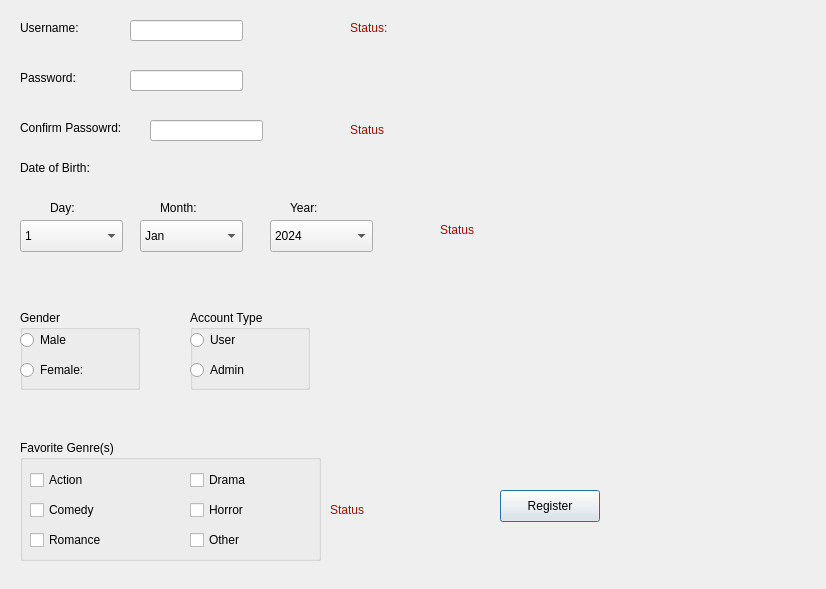
Before: the Qt Designer form registerwindow.ui in Kareem-Rashed/LAB-ASSIGNMENT-, drawn with Qt 5.
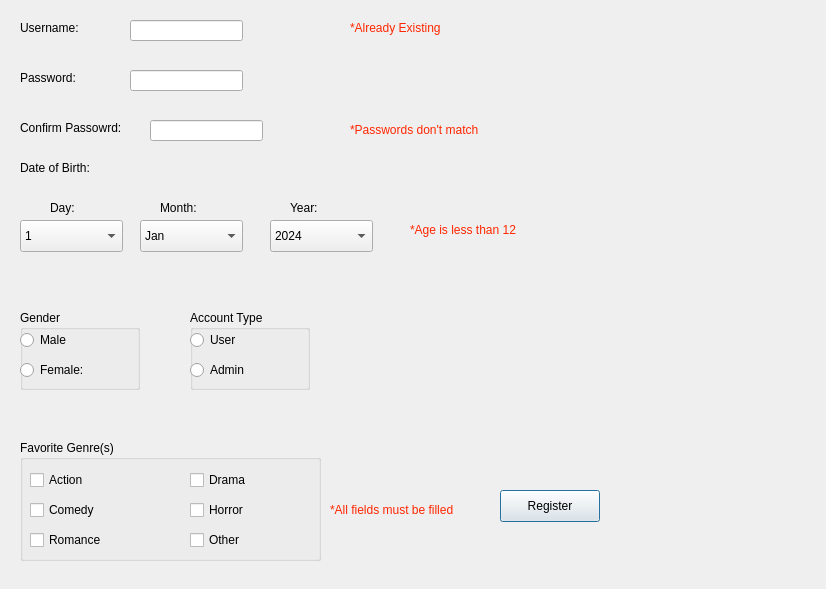
After: the same form once the commit is applied.

```diff
--- a/registerwindow.ui
+++ b/registerwindow.ui
@@ -93,12 +93,12 @@
     <rect>
      <x>350</x>
      <y>20</y>
-     <width>71</width>
+     <width>171</width>
      <height>16</height>
     </rect>
    </property>
    <property name="text">
-    <string>&lt;html&gt;&lt;head/&gt;&lt;body&gt;&lt;p&gt;&lt;span style=&quot; color:#941100;&quot;&gt;Status:&lt;/span&gt;&lt;/p&gt;&lt;/body&gt;&lt;/html&gt;</string>
+    <string>&lt;html&gt;&lt;head/&gt;&lt;body&gt;&lt;p&gt;&lt;span style=&quot; color:#ff2600;&quot;&gt;*Already Existing&lt;/span&gt;&lt;/p&gt;&lt;/body&gt;&lt;/html&gt;</string>
    </property>
   </widget>
   <widget class="QLabel" name="PasswordStatus">
@@ -106,12 +106,12 @@
     <rect>
      <x>350</x>
      <y>120</y>
-     <width>81</width>
+     <width>201</width>
      <height>20</height>
     </rect>
    </property>
    <property name="text">
-    <string>&lt;html&gt;&lt;head/&gt;&lt;body&gt;&lt;p&gt;&lt;span style=&quot; color:#941100;&quot;&gt;Status&lt;/span&gt;&lt;/p&gt;&lt;/body&gt;&lt;/html&gt;</string>
+    <string>&lt;html&gt;&lt;head/&gt;&lt;body&gt;&lt;p&gt;&lt;span style=&quot; color:#ff2600;&quot;&gt;*Passwords don't match&lt;/span&gt;&lt;/p&gt;&lt;/body&gt;&lt;/html&gt;</string>
    </property>
   </widget>
   <widget class="QComboBox" name="Day">
@@ -614,14 +614,14 @@
   <widget class="QLabel" name="BirthStatus">
    <property name="geometry">
     <rect>
-     <x>440</x>
+     <x>410</x>
      <y>220</y>
      <width>121</width>
      <height>20</height>
     </rect>
    </property>
    <property name="text">
-    <string>&lt;html&gt;&lt;head/&gt;&lt;body&gt;&lt;p&gt;&lt;span style=&quot; color:#941100;&quot;&gt;Status&lt;/span&gt;&lt;/p&gt;&lt;/body&gt;&lt;/html&gt;</string>
+    <string>&lt;html&gt;&lt;head/&gt;&lt;body&gt;&lt;p&gt;&lt;span style=&quot; color:#ff2600;&quot;&gt;*Age is less than 12&lt;/span&gt;&lt;/p&gt;&lt;/body&gt;&lt;/html&gt;</string>
    </property>
   </widget>
   <widget class="QGroupBox" name="groupBox">
@@ -811,12 +811,12 @@
     <rect>
      <x>330</x>
      <y>500</y>
-     <width>121</width>
+     <width>161</width>
      <height>20</height>
     </rect>
    </property>
    <property name="text">
-    <string>&lt;html&gt;&lt;head/&gt;&lt;body&gt;&lt;p&gt;&lt;span style=&quot; color:#941100;&quot;&gt;Status&lt;/span&gt;&lt;/p&gt;&lt;/body&gt;&lt;/html&gt;</string>
+    <string>&lt;html&gt;&lt;head/&gt;&lt;body&gt;&lt;p&gt;&lt;span style=&quot; color:#ff2600;&quot;&gt;*All fields must be filled&lt;/span&gt;&lt;/p&gt;&lt;/body&gt;&lt;/html&gt;</string>
    </property>
   </widget>
  </widget>
```
Left out of the diff: 2 changed lines with no effect on the pictures.
